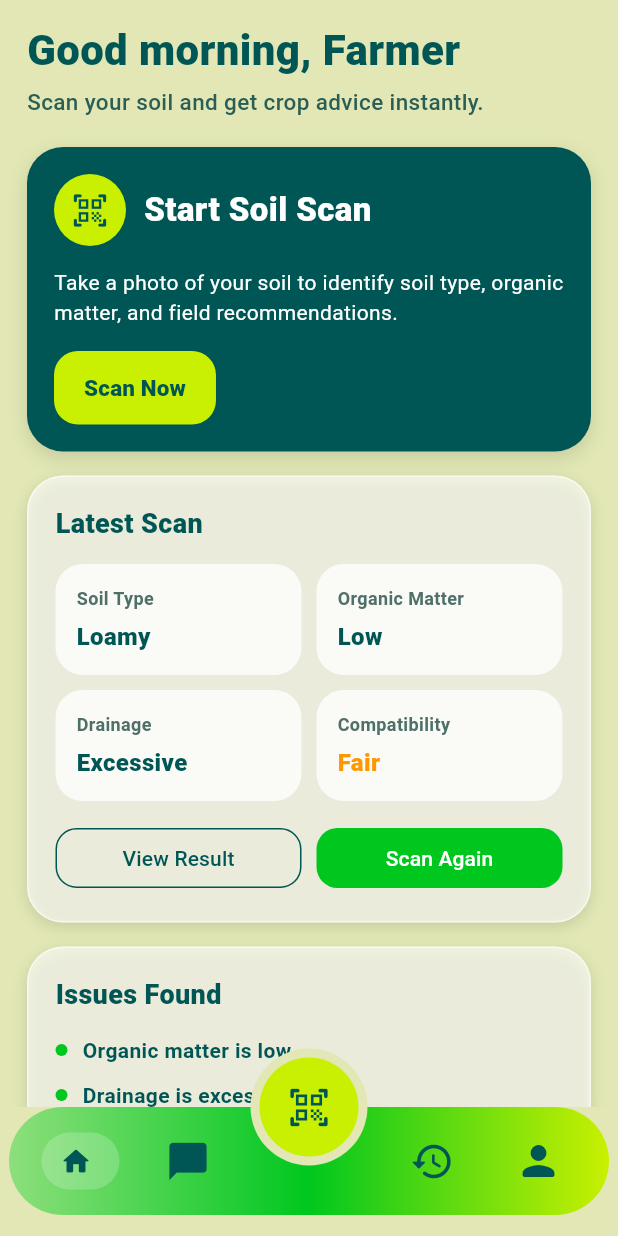
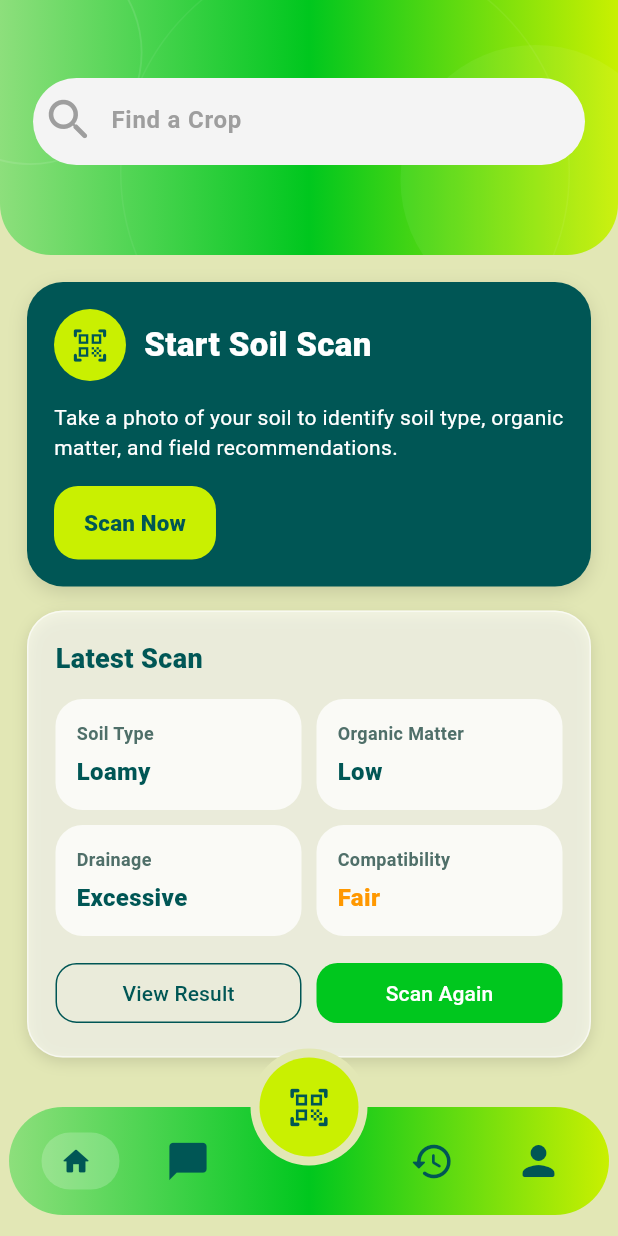
Before and after one commit to iris207/soil_tech, a Flutter app: the Menu screen opened directly, on a phone screen of 412 x 824 dp. Run offline on Flutter 3.47's test engine with Material 3 defaults, Android fonts, the phone set to English and light mode, and no system bars.

Commit message:
not final menu

```diff
--- a/soil_tech/lib/screens/menu.dart
+++ b/soil_tech/lib/screens/menu.dart
@@ -11,19 +11,34 @@ class Menu extends StatelessWidget {
   static const Color lime = Color(0xFFC9F001);
   static const Color green = Color(0xFF00C71E);
 
+  static const LinearGradient mainGreenGradient = LinearGradient(
+    begin: Alignment.centerLeft,
+    end: Alignment.centerRight,
+    colors: [
+      Color(0xFF8DDF7C),
+      Color(0xFF00C71E),
+      Color(0xFFC9F001),
+    ],
+  );
+
   @override
   Widget build(BuildContext context) {
     return Scaffold(
       backgroundColor: bgColor,
       body: SafeArea(
+        bottom: false,
         child: SingleChildScrollView(
-          padding: const EdgeInsets.fromLTRB(18, 18, 18, 110),
+          padding: EdgeInsets.zero,
           child: Column(
             crossAxisAlignment: CrossAxisAlignment.start,
             children: [
-              const _HeaderSection(),
-              const SizedBox(height: 20),
-
+              const _SearchHeaderOnly(),
+              const SizedBox(height: 18),
+              Padding(
+                padding: const EdgeInsets.fromLTRB(18, 0, 18, 110),
+                child: Column(
+                  crossAxisAlignment: CrossAxisAlignment.start,
+                  children: [
                     _ScanNowCard(
                       onTap: () {
                         Navigator.push(
@@ -35,44 +50,9 @@ class Menu extends StatelessWidget {
                       },
                     ),
                     const SizedBox(height: 16),
-
                     const _LatestScanCard(),
-              const SizedBox(height: 16),
-
-              const _IssuesCard(),
-              const SizedBox(height: 16),
-
-              const _FixesCard(),
-              const SizedBox(height: 16),
-
-              const _MeaningCard(),
-              const SizedBox(height: 16),
-
-              _QuickActionsRow(
-                onHistoryTap: () {
-                  Navigator.push(
-                    context,
-                    MaterialPageRoute(
-                      builder: (context) => const HistoryScreen(),
+                  ],
                 ),
-                  );
-                },
-                onProfileTap: () {
-                  Navigator.push(
-                    context,
-                    MaterialPageRoute(
-                      builder: (context) => const ProfileScreen(),
-                    ),
-                  );
-                },
-                onScanTap: () {
-                  Navigator.push(
-                    context,
-                    MaterialPageRoute(
-                      builder: (context) => const SelectScreen(),
-                    ),
-                  );
-                },
               ),
             ],
           ),
@@ -120,15 +100,7 @@ class Menu extends StatelessWidget {
           height: 72,
           decoration: BoxDecoration(
             borderRadius: BorderRadius.circular(36),
-            gradient: const LinearGradient(
-              begin: Alignment.centerLeft,
-              end: Alignment.centerRight,
-              colors: [
-                Color(0xFF8DDF7C),
-                Color(0xFF00C71E),
-                Color(0xFFC9F001),
-              ],
-            ),
+            gradient: Menu.mainGreenGradient,
           ),
           child: Row(
             children: [
@@ -136,7 +108,6 @@ class Menu extends StatelessWidget {
                 child: Row(
                   mainAxisAlignment: MainAxisAlignment.spaceEvenly,
                   children: [
-                    // Active Home button
                     Container(
                       padding: const EdgeInsets.symmetric(
                         horizontal: 12,
@@ -221,33 +192,119 @@ class Menu extends StatelessWidget {
   }
 }
 
-class _HeaderSection extends StatelessWidget {
-  const _HeaderSection();
+class _SearchHeaderOnly extends StatelessWidget {
+  const _SearchHeaderOnly();
 
   @override
   Widget build(BuildContext context) {
-    return const Column(
-      crossAxisAlignment: CrossAxisAlignment.start,
-      children: [
-        Text(
-          'Good morning, Farmer',
-          style: TextStyle(
-            fontSize: 28,
-            fontWeight: FontWeight.w800,
-            color: Menu.darkTeal,
-            height: 1.1,
+    return Container(
+      width: double.infinity,
+      height: 170,
+      decoration: const BoxDecoration(
+        gradient: Menu.mainGreenGradient,
+        borderRadius: BorderRadius.only(
+          bottomLeft: Radius.circular(34),
+          bottomRight: Radius.circular(34),
         ),
       ),
-        SizedBox(height: 8),
-        Text(
-          'Scan your soil and get crop advice instantly.',
-          style: TextStyle(
-            fontSize: 15,
-            color: Color(0xFF2B5E54),
-            fontWeight: FontWeight.w500,
+      child: ClipRRect(
+        borderRadius: const BorderRadius.only(
+          bottomLeft: Radius.circular(34),
+          bottomRight: Radius.circular(34),
+        ),
+        child: Stack(
+          children: [
+            Positioned(
+              top: -40,
+              left: -55,
+              child: Container(
+                width: 150,
+                height: 150,
+                decoration: BoxDecoration(
+                  shape: BoxShape.circle,
+                  border: Border.all(
+                    color: Colors.white.withOpacity(0.10),
+                    width: 1.2,
+                  ),
+                ),
+              ),
+            ),
+            Positioned(
+              top: -35,
+              left: 80,
+              child: Container(
+                width: 300,
+                height: 300,
+                decoration: BoxDecoration(
+                  shape: BoxShape.circle,
+                  border: Border.all(
+                    color: Colors.white.withOpacity(0.06),
+                    width: 1,
+                  ),
+                ),
+              ),
+            ),
+            Positioned(
+              top: 30,
+              right: -35,
+              child: Container(
+                width: 180,
+                height: 180,
+                decoration: BoxDecoration(
+                  shape: BoxShape.circle,
+                  color: Colors.white.withOpacity(0.06),
+                ),
+              ),
+            ),
+            Positioned(
+              top: 74,
+              right: 120,
+              child: Container(
+                width: 16,
+                height: 16,
+                decoration: BoxDecoration(
+                  color: Colors.white.withOpacity(0.14),
+                  shape: BoxShape.circle,
+                ),
+              ),
+            ),
+            Positioned(
+              left: 22,
+              right: 22,
+              bottom: 60,
+              child: Container(
+                height: 58,
+                decoration: BoxDecoration(
+                  color: const Color(0xFFF4F4F4),
+                  borderRadius: BorderRadius.circular(29),
+                ),
+                child: TextField(
+                  decoration: InputDecoration(
+                    hintText: 'Find a Crop',
+                    hintStyle: TextStyle(
+                      color: Colors.grey.shade500,
+                      fontSize: 16,
+                      fontWeight: FontWeight.w600,
+                    ),
+                    prefixIcon: Icon(
+                      Icons.search_rounded,
+                      size: 36,
+                      color: Colors.grey.shade500,
+                    ),
+                    border: InputBorder.none,
+                    contentPadding: const EdgeInsets.symmetric(vertical: 16),
+                  ),
+                  style: const TextStyle(
+                    color: Menu.darkTeal,
+                    fontSize: 16,
+                    fontWeight: FontWeight.w600,
+                  ),
+                ),
               ),
             ),
           ],
+        ),
+      ),
     );
   }
 }
@@ -428,164 +485,6 @@ class _LatestScanCard extends StatelessWidget {
   }
 }
 
-class _IssuesCard extends StatelessWidget {
-  const _IssuesCard();
-
-  @override
-  Widget build(BuildContext context) {
-    return const _CardShell(
-      title: 'Issues Found',
-      child: Column(
-        children: [
-          _BulletItem(text: 'Organic matter is low'),
-          SizedBox(height: 10),
-          _BulletItem(text: 'Drainage is excessive'),
-        ],
-      ),
-    );
-  }
-}
-
-class _FixesCard extends StatelessWidget {
-  const _FixesCard();
-
-  @override
-  Widget build(BuildContext context) {
-    return const _CardShell(
-      title: 'Suggested Fixes',
-      child: Column(
-        children: [
-          _BulletItem(text: 'Apply compost'),
-          SizedBox(height: 10),
-          _BulletItem(text: 'Add rice hull'),
-          SizedBox(height: 10),
-          _BulletItem(text: 'Add clay or silt'),
-          SizedBox(height: 10),
-          _BulletItem(text: 'Apply thick organic mulch'),
-        ],
-      ),
-    );
-  }
-}
-
-class _MeaningCard extends StatelessWidget {
-  const _MeaningCard();
-
-  @override
-  Widget build(BuildContext context) {
-    return const _CardShell(
-      title: 'What This Means',
-      child: Text(
-        'If you plant corn in this soil without fixing the drainage and organic matter, your crops may grow weak and produce lower yield.',
-        style: TextStyle(
-          fontSize: 14,
-          height: 1.5,
-          color: Menu.darkTeal,
-          fontWeight: FontWeight.w500,
-        ),
-      ),
-    );
-  }
-}
-
-class _QuickActionsRow extends StatelessWidget {
-  final VoidCallback onHistoryTap;
-  final VoidCallback onProfileTap;
-  final VoidCallback onScanTap;
-
-  const _QuickActionsRow({
-    required this.onHistoryTap,
-    required this.onProfileTap,
-    required this.onScanTap,
-  });
-
-  @override
-  Widget build(BuildContext context) {
-    return Column(
-      crossAxisAlignment: CrossAxisAlignment.start,
-      children: [
-        const Text(
-          'Quick Actions',
-          style: TextStyle(
-            color: Menu.darkTeal,
-            fontSize: 18,
-            fontWeight: FontWeight.w800,
-          ),
-        ),
-        const SizedBox(height: 12),
-        Row(
-          children: [
-            Expanded(
-              child: _QuickActionButton(
-                icon: Icons.history_rounded,
-                label: 'History',
-                onTap: onHistoryTap,
-              ),
-            ),
-            const SizedBox(width: 10),
-            Expanded(
-              child: _QuickActionButton(
-                icon: Icons.qr_code_scanner_rounded,
-                label: 'Scan',
-                onTap: onScanTap,
-              ),
-            ),
-            const SizedBox(width: 10),
-            Expanded(
-              child: _QuickActionButton(
-                icon: Icons.person_rounded,
-                label: 'Profile',
-                onTap: onProfileTap,
-              ),
-            ),
-          ],
-        ),
-      ],
-    );
-  }
-}
-
-class _QuickActionButton extends StatelessWidget {
-  final IconData icon;
-  final String label;
-  final VoidCallback onTap;
-
-  const _QuickActionButton({
-    required this.icon,
-    required this.label,
-    required this.onTap,
-  });
-
-  @override
-  Widget build(BuildContext context) {
-    return Material(
-      color: Colors.white.withOpacity(0.55),
-      borderRadius: BorderRadius.circular(18),
-      child: InkWell(
-        onTap: onTap,
-        borderRadius: BorderRadius.circular(18),
-        child: Padding(
-          padding: const EdgeInsets.symmetric(vertical: 16),
-          child: Column(
-            children: [
-              Icon(icon, color: Menu.darkTeal, size: 26),
-              const SizedBox(height: 8),
-              Text(
-                label,
-                style: const TextStyle(
-                  color: Menu.darkTeal,
-                  fontWeight: FontWeight.w700,
-                  fontSize: 13,
-                ),
-              ),
-            ],
-          ),
-        ),
-      ),
-    );
-  }
-}
-
 class _CardShell extends StatelessWidget {
   final String title;
   final Widget child;
@@ -677,39 +576,3 @@ class _InfoTile extends StatelessWidget {
     );
   }
 }
-
-class _BulletItem extends StatelessWidget {
-  final String text;
-
-  const _BulletItem({required this.text});
-
-  @override
-  Widget build(BuildContext context) {
-    return Row(
-      crossAxisAlignment: CrossAxisAlignment.start,
-      children: [
-        Container(
-          margin: const EdgeInsets.only(top: 6),
-          width: 8,
-          height: 8,
-          decoration: const BoxDecoration(
-            color: Menu.green,
-            shape: BoxShape.circle,
-          ),
-        ),
-        const SizedBox(width: 10),
-        Expanded(
-          child: Text(
-            text,
-            style: const TextStyle(
-              color: Menu.darkTeal,
-              fontSize: 14,
-              height: 1.4,
-              fontWeight: FontWeight.w600,
-            ),
-          ),
-        ),
-      ],
-    );
-  }
-}
```
Lines whose indentation alone changed are shown as unchanged.
